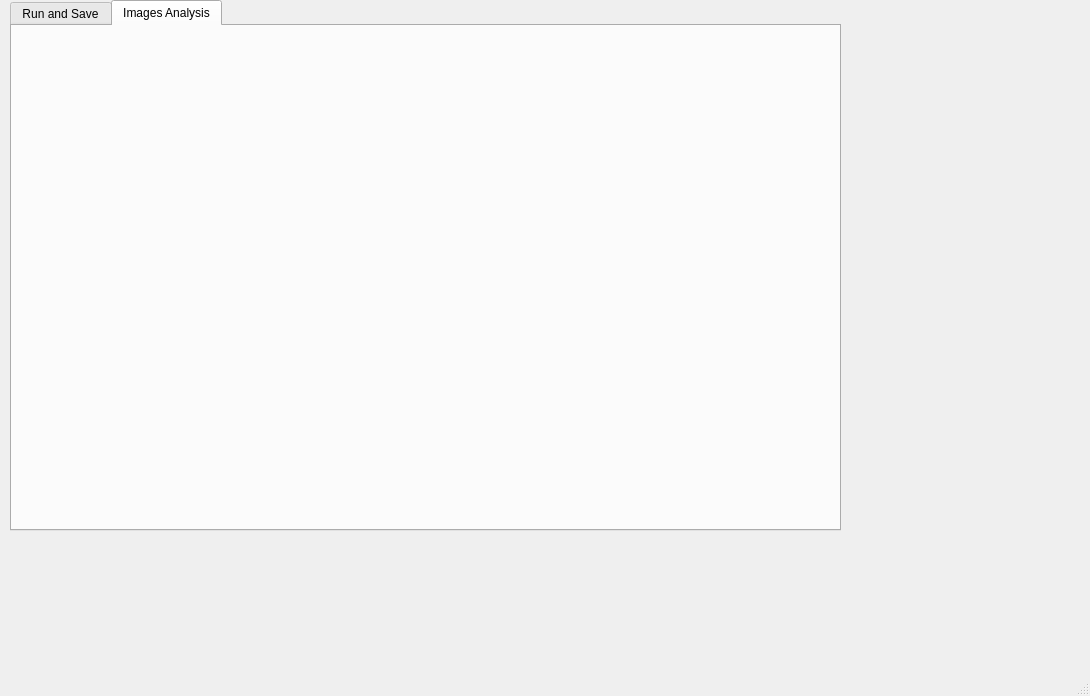
Above: isoi_window_V2.ui from JohnstonLab/OMMI before the change. Below: the same form after it.
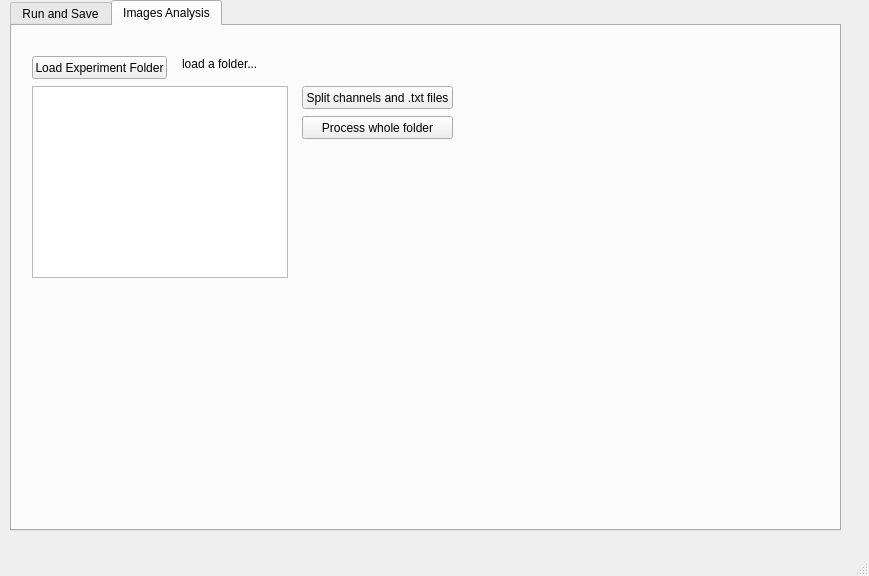
That is the form after the change. The open tabs and pages were chosen to show the change.

Diff of the .ui file:
```diff
--- a/isoi_window_V2.ui
+++ b/isoi_window_V2.ui
@@ -6,8 +6,8 @@
    <rect>
     <x>0</x>
     <y>0</y>
-    <width>1090</width>
-    <height>696</height>
+    <width>869</width>
+    <height>576</height>
    </rect>
   </property>
   <property name="windowTitle">
@@ -645,6 +645,68 @@
      <attribute name="title">
       <string>Images Analysis</string>
      </attribute>
+     <widget class="QPushButton" name="loadFileBtn">
+      <property name="geometry">
+       <rect>
+        <x>20</x>
+        <y>30</y>
+        <width>135</width>
+        <height>23</height>
+       </rect>
+      </property>
+      <property name="text">
+       <string>Load Experiment Folder</string>
+      </property>
+     </widget>
+     <widget class="QLabel" name="folderName">
+      <property name="geometry">
+       <rect>
+        <x>170</x>
+        <y>30</y>
+        <width>361</width>
+        <height>16</height>
+       </rect>
+      </property>
+      <property name="text">
+       <string>load a folder...</string>
+      </property>
+     </widget>
+     <widget class="QPushButton" name="splitBtn">
+      <property name="geometry">
+       <rect>
+        <x>290</x>
+        <y>60</y>
+        <width>151</width>
+        <height>23</height>
+       </rect>
+      </property>
+      <property name="text">
+       <string>Split channels and .txt files</string>
+      </property>
+     </widget>
+     <widget class="QListWidget" name="subDirList">
+      <property name="geometry">
+       <rect>
+        <x>20</x>
+        <y>60</y>
+        <width>256</width>
+        <height>192</height>
+       </rect>
+      </property>
+     </widget>
+     <widget class="QPushButton" name="splitAllBtn">
+      <property name="geometry">
+       <rect>
+        <x>290</x>
+        <y>90</y>
+        <width>151</width>
+        <height>23</height>
+       </rect>
+      </property>
+      <property name="text">
+       <string>Process whole folder</string>
+      </property>
+     </widget>
     </widget>
    </widget>
   </widget>
```
Left out of the diff: 51 changed lines with no effect on the pictures. Lines whose indentation alone changed are shown as unchanged.
